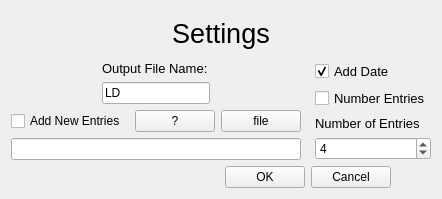
First picture: the form in MILD/settings.ui, repository jchallenger1/Mild-Prospective-Memory, before the edit.
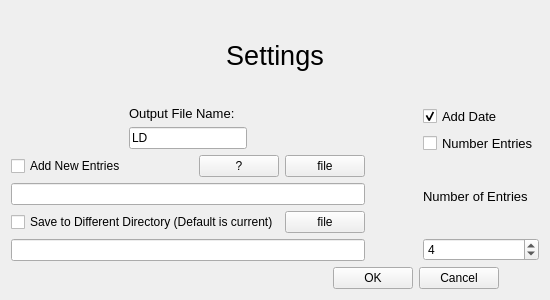
Second picture: the form after the edit.

The edit to the form file:
```diff
--- a/MILD/settings.ui
+++ b/MILD/settings.ui
@@ -6,8 +6,8 @@
    <rect>
     <x>0</x>
     <y>0</y>
-    <width>442</width>
-    <height>199</height>
+    <width>550</width>
+    <height>300</height>
    </rect>
   </property>
   <property name="maximumSize">
@@ -19,9 +19,15 @@
   <property name="windowTitle">
    <string>Settings</string>
   </property>
-  <layout class="QVBoxLayout" name="verticalLayout_7">
+  <layout class="QVBoxLayout" name="verticalLayout_9">
    <item>
     <widget class="QLabel" name="label">
+     <property name="sizePolicy">
+      <sizepolicy hsizetype="Minimum" vsizetype="Minimum">
+       <horstretch>0</horstretch>
+       <verstretch>0</verstretch>
+      </sizepolicy>
+     </property>
      <property name="font">
       <font>
        <pointsize>20</pointsize>
@@ -36,7 +42,9 @@
     </widget>
    </item>
    <item>
-    <layout class="QHBoxLayout" name="horizontalLayout_6">
+    <layout class="QHBoxLayout" name="horizontalLayout_7">
+     <item>
+      <layout class="QVBoxLayout" name="verticalLayout_8">
      <item>
       <layout class="QVBoxLayout" name="verticalLayout_5">
        <item>
@@ -142,6 +150,37 @@
          </item>
          <item>
           <widget class="QLineEdit" name="lineEdit_2">
+             <property name="readOnly">
+              <bool>true</bool>
+             </property>
+            </widget>
+           </item>
+          </layout>
+         </item>
+        </layout>
+       </item>
+       <item>
+        <layout class="QVBoxLayout" name="verticalLayout_7">
+         <item>
+          <layout class="QHBoxLayout" name="horizontalLayout_6">
+           <item>
+            <widget class="QCheckBox" name="checkBox_4">
+             <property name="text">
+              <string>Save to Different Directory (Default is current)</string>
+             </property>
+            </widget>
+           </item>
+           <item>
+            <widget class="QPushButton" name="pushButton">
+             <property name="text">
+              <string>file</string>
+             </property>
+            </widget>
+           </item>
+          </layout>
+         </item>
+         <item>
+          <widget class="QLineEdit" name="lineEdit_3">
            <property name="readOnly">
             <bool>true</bool>
            </property>
```
Lines whose indentation alone changed are shown as unchanged.
